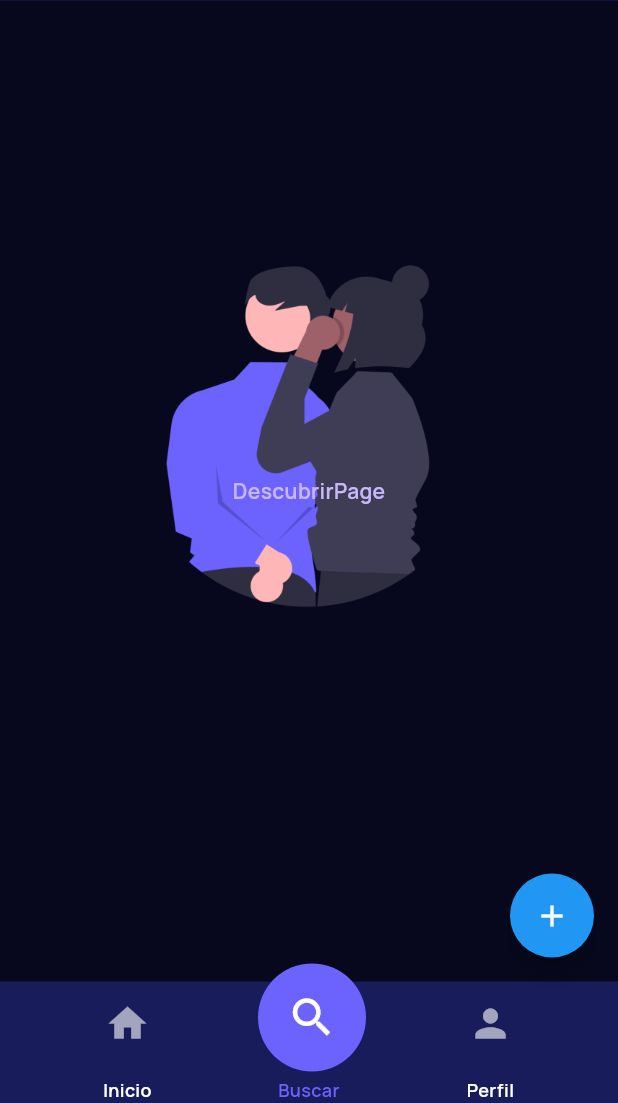
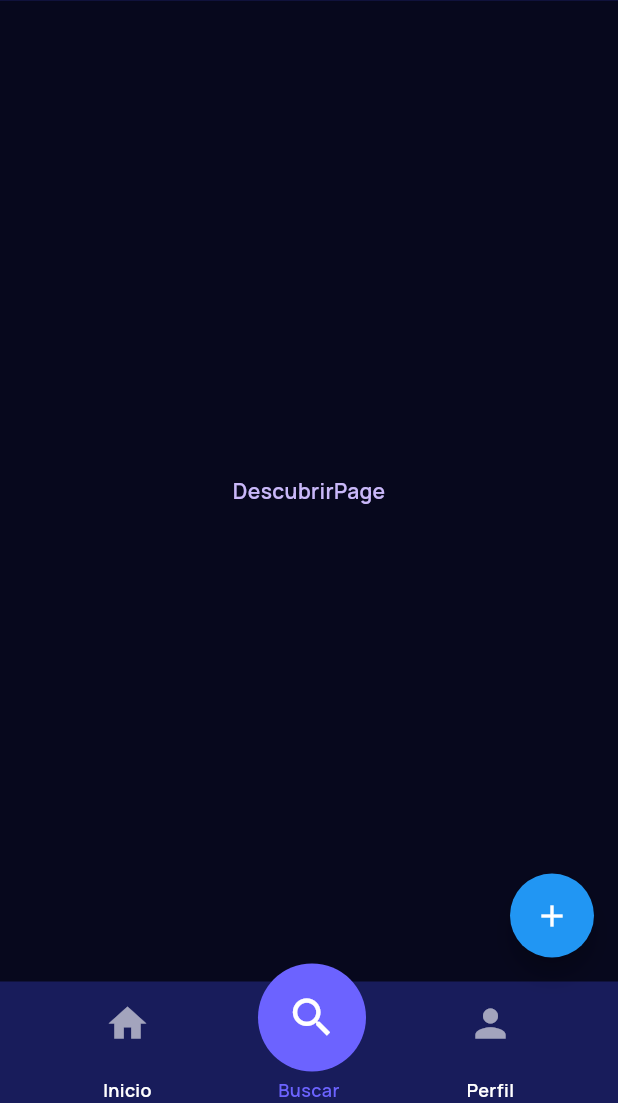
Before and after one commit to moisesnks/lumotareas-mobile-dart, a Flutter app: the MainScreen screen opened by its route, item 2 of the bottom bar chosen, on a phone screen of 412 x 824 dp, the part 133-1236 px from its top. Run offline on Flutter 3.47's test engine with Material 3 defaults, Android fonts, the phone set to English and light mode, and no system bars; drawn by our look-alikes of flutter_speed_dial; our stand-ins replace cloud_firestore, firebase_auth, firebase_core, flutter_svg, google_sign_in, logger and 1 more; accounts and stored records are empty.

Commit message:
feature: nueva UI para el bottom_bar

```diff
--- a/lib/screens/main_screen.dart
+++ b/lib/screens/main_screen.dart
@@ -1,4 +1,5 @@
 import 'package:flutter/material.dart';
+import 'package:lumotareas/screens/main_screen/home_screen.dart';
 import 'package:provider/provider.dart';
 import 'package:logger/logger.dart';
 import 'package:lumotareas/viewmodels/login_viewmodel.dart';
@@ -287,50 +288,11 @@ class MainScreenState extends State<MainScreen> {
     );
   }
 
-  Widget renderHomeBody(LoginViewModel loginViewModel, Usuario currentUser) {
-    return SafeArea(
-      child: Padding(
-        padding: const EdgeInsets.all(10),
-        child: Column(
-          crossAxisAlignment: CrossAxisAlignment.start,
-          children: [
-            Expanded(
-              child: SizedBox(
-                width: MediaQuery.of(context).size.width,
-                child: Column(
-                  mainAxisAlignment: MainAxisAlignment.start,
-                  crossAxisAlignment: CrossAxisAlignment.start,
-                  children: [
-                    _buildTitle(currentUser),
-                    currentUser.organizaciones == null ||
-                            currentUser.organizaciones!.isEmpty
-                        ? _buildNoOrganizations(currentUser.solicitudes ?? [])
-                        : _buildOrganizationBody(
-                            loginViewModel,
-                            currentUser,
-                          ),
-                  ],
-                ),
-              ),
-            ),
-          ],
-        ),
-      ),
-    );
-  }
-
   @override
   Widget build(BuildContext context) {
     return SafeArea(
       child: Scaffold(
-        body: Container(
-          decoration: const BoxDecoration(
-            image: DecorationImage(
-              image: AssetImage('assets/images/alone.png'),
-              fit: BoxFit.cover,
-            ),
-          ),
-          child: Consumer<LoginViewModel>(
+        body: Consumer<LoginViewModel>(
           builder: (context, loginViewModel, child) {
             final currentUser = loginViewModel.currentUser;
             if (currentUser != null) {
@@ -340,7 +302,9 @@ class MainScreenState extends State<MainScreen> {
 
               switch (_selectedIndex) {
                 case 0:
-                    bodyWidget = renderHomeBody(loginViewModel, currentUser);
+                  bodyWidget = HomeBody(
+                      currentOrganizationId: currentOrganizationId,
+                      loginViewModel: loginViewModel);
                   title = currentOrganizationId.isNotEmpty
                       ? currentOrganizationId
                       : 'LumoTareas';
@@ -356,7 +320,9 @@ class MainScreenState extends State<MainScreen> {
                   title = 'Perfil';
                   break;
                 default:
-                    bodyWidget = renderHomeBody(loginViewModel, currentUser);
+                  bodyWidget = HomeBody(
+                      currentOrganizationId: currentOrganizationId,
+                      loginViewModel: loginViewModel);
                   title = currentOrganizationId.isNotEmpty
                       ? currentOrganizationId
                       : 'LumoTareas';
@@ -395,7 +361,6 @@ class MainScreenState extends State<MainScreen> {
             }
           },
         ),
-        ),
         floatingActionButton: FloatingButtonMenu(
           currentUser: context.read<LoginViewModel>().currentUser!,
         ),
```
Lines whose indentation alone changed are shown as unchanged.
